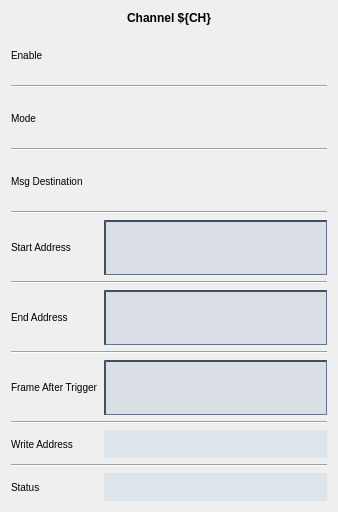
Old version of the form waveform_engine.ui in the repository cristinasewell/ATCA_PyDM_Screens.
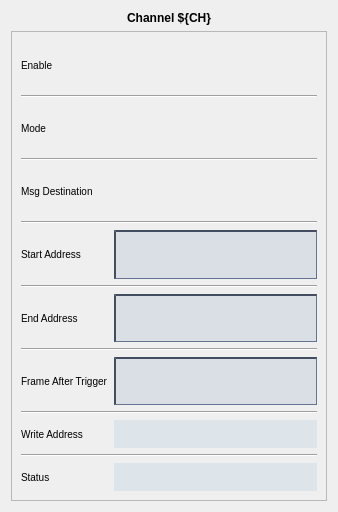
New version of the form. Custom widgets are drawn as their Qt base class.

Commit message: FIX - fix waveform second time

What changed in the file:
```diff
--- a/waveform_engine.ui
+++ b/waveform_engine.ui
@@ -59,7 +59,7 @@
   font-size: 10px;
 }</string>
   </property>
-  <layout class="QVBoxLayout" name="verticalLayout" stretch="0,1">
+  <layout class="QVBoxLayout" name="verticalLayout">
    <item>
     <widget class="QLabel" name="label_9">
      <property name="styleSheet">
@@ -77,6 +77,21 @@
     </widget>
    </item>
    <item>
+    <widget class="QScrollArea" name="scrollArea">
+     <property name="widgetResizable">
+      <bool>true</bool>
+     </property>
+     <widget class="QWidget" name="scrollAreaWidgetContents">
+      <property name="geometry">
+       <rect>
+        <x>0</x>
+        <y>0</y>
+        <width>322</width>
+        <height>477</height>
+       </rect>
+      </property>
+      <layout class="QVBoxLayout" name="verticalLayout_2">
+       <item>
     <layout class="QGridLayout" name="gridLayout_2" columnstretch="0,1" columnminimumwidth="0,1">
      <item row="10" column="0">
       <widget class="QLabel" name="label_8">
@@ -597,6 +612,10 @@
       </widget>
      </item>
     </layout>
+       </item>
+      </layout>
+     </widget>
+    </widget>
    </item>
   </layout>
  </widget>
```
Lines whose indentation alone changed are shown as unchanged. The commit also changes 2 other files.
